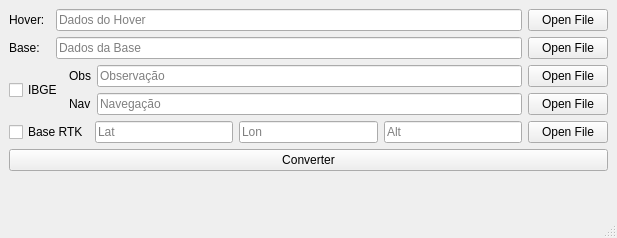
The window that app/rtkuser-qt/src/window.ui (patrickelectric/RTKLIB) describes before a commit, drawn with Qt 5.
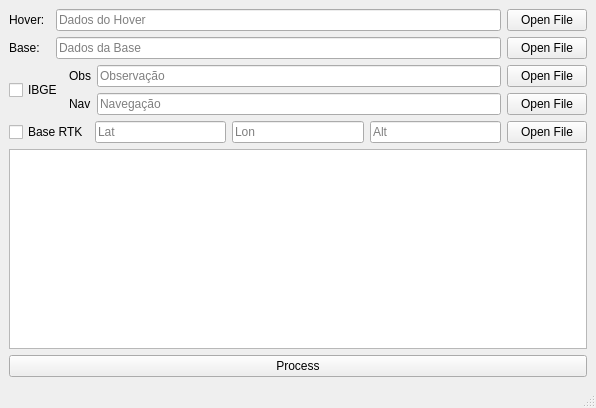
The same window after the commit. Icons and pictures are not drawn.

Commit message: Update interface with terminal output

```diff
--- a/app/rtkuser-qt/src/window.ui
+++ b/app/rtkuser-qt/src/window.ui
@@ -6,8 +6,8 @@
    <rect>
     <x>0</x>
     <y>0</y>
-    <width>617</width>
-    <height>238</height>
+    <width>596</width>
+    <height>408</height>
    </rect>
   </property>
   <property name="windowTitle">
@@ -173,25 +173,15 @@
        </layout>
       </item>
       <item>
-       <widget class="QPushButton" name="Process">
+       <widget class="QTextEdit" name="output"/>
+      </item>
+      <item>
+       <widget class="QPushButton" name="processButton">
         <property name="text">
-         <string>Converter</string>
+         <string>Process</string>
         </property>
        </widget>
       </item>
-      <item>
-       <spacer name="verticalSpacer">
-        <property name="orientation">
-         <enum>Qt::Vertical</enum>
-        </property>
-        <property name="sizeHint" stdset="0">
-         <size>
-          <width>20</width>
-          <height>40</height>
-         </size>
-        </property>
-       </spacer>
-      </item>
      </layout>
     </item>
    </layout>
```
